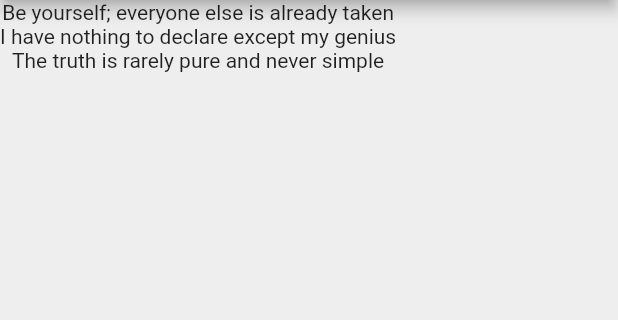
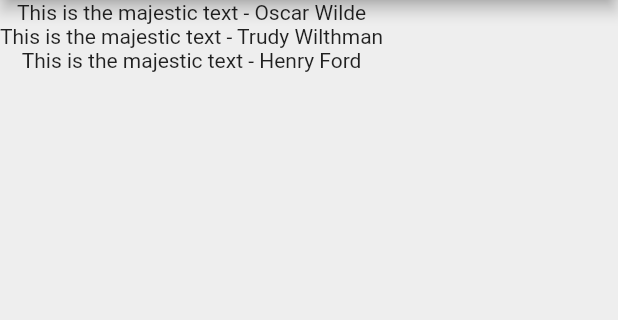
Before and after one commit to tomoya187/List-with-Flutter, a Flutter app: the screen it shows after launch, on a phone screen of 412 x 824 dp, the part 84-404 px from its top. Run offline on Flutter 3.47's test engine with Material 2 defaults, Android fonts, the phone set to English and light mode, and no system bars.

Commit message:
Final commit of vid #18
https://www.youtube.com/watch?v=XIxahpXU_QE&list=PL4cUxeGkcC9jLYyp2Aoh6hcWuxFDX6PBJ&index=19

```diff
--- a/lib/main.dart
+++ b/lib/main.dart
@@ -1,5 +1,5 @@
 import 'package:flutter/material.dart';
-
+import "quote.dart";
 void main() => runApp(MaterialApp(
   home: QuoteList(),
 
@@ -14,10 +14,10 @@ class QuoteList extends StatefulWidget {
 
 class _QuoteListState extends State<QuoteList> {
 
-  List<String> quotes = [
-    'Be yourself; everyone else is already taken',
-    'I have nothing to declare except my genius',
-    'The truth is rarely pure and never simple'
+  List<Quote> quotes = [
+    Quote(author: "Oscar Wilde" , text: "This is the majestic text"),
+    Quote(author: "Trudy Wilthman" , text: "This is the majestic text"),
+    Quote(author: "Henry Ford" , text: "This is the majestic text")
   ];
 
 
@@ -33,7 +33,7 @@ class _QuoteListState extends State<QuoteList> {
       ),
       body: Column(
         children: quotes.map((quote) {
-          return Text(quote);
+          return Text("${quote.text} - ${quote.author}");
         }).toList(),
       )
     );
--- a/lib/quote.dart
+++ b/lib/quote.dart
@@ -1,7 +1,14 @@
 class Quote {
+
 
   String? text;
   String? author;
 
+  Quote({String? text, String? author}) {
+  this.text = text!;
+  this.author = author!;
+  }
+
+
 
 }
```
